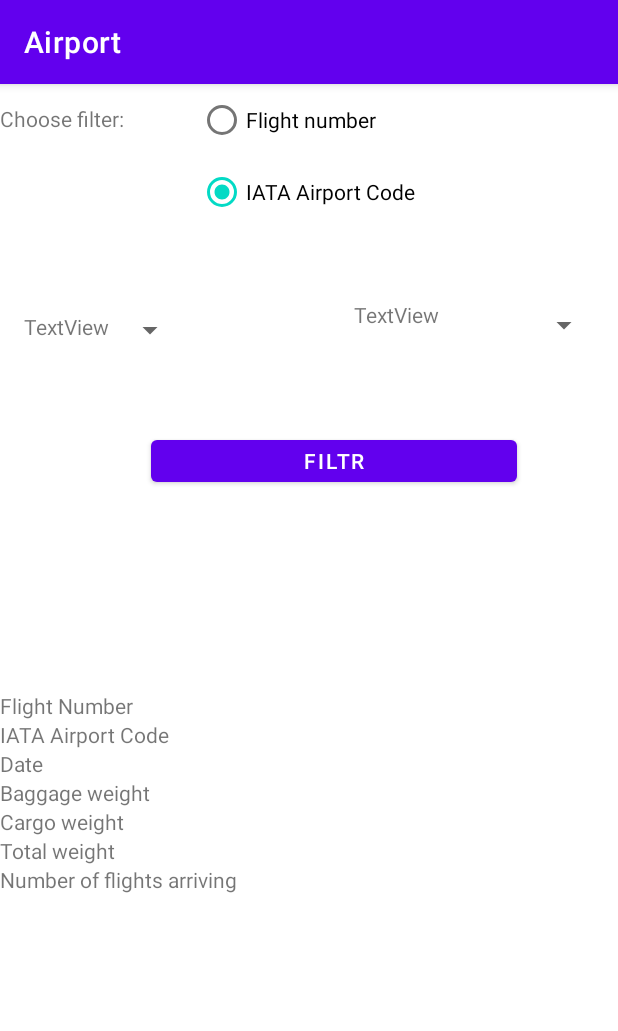
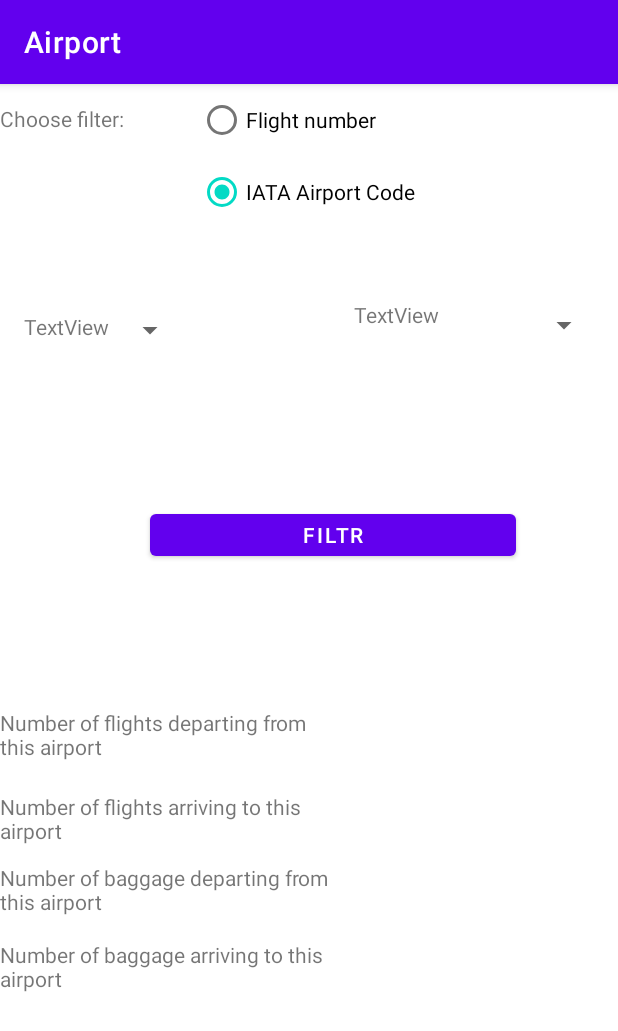
Before and after one commit to Gierlaszek/Airport-simulator, an Android app: the IATA screen opened directly, with no data from a screen before it, after a tap on "IATA Airport Code", on a phone screen of 412 x 824 dp. Shown: the top 1031 px of the screen. Run offline under Robolectric (Android 15) with nearby library versions, the phone set to English and light mode, and no system bars; network calls fail; 1 statement that could not run was skipped; 3 other taps on this screen came first.

```diff
--- a/app/src/main/java/com/Airport/IATA.java
+++ b/app/src/main/java/com/Airport/IATA.java
@@ -4,6 +4,7 @@ import androidx.appcompat.app.AppCompatActivity;
 
 import android.content.Intent;
 import android.os.Bundle;
+import android.view.MotionEvent;
 import android.view.View;
 import android.widget.AdapterView;
 import android.widget.ArrayAdapter;
@@ -11,19 +12,30 @@ import android.widget.RadioButton;
 import android.widget.Spinner;
 import android.widget.TextView;
 
+import java.lang.reflect.Type;
 import java.util.ArrayList;
 
+import Adapter.Weight;
 import Adapter.Flight;
 
 public class IATA extends AppCompatActivity implements AdapterView.OnItemSelectedListener {
 
     private Spinner DateSpinner;
-    private Spinner IATASpinner;
-    private Spinner FlightNumSpinner;
+    private Spinner RadioButtonChooseSpinner;
     private TextView text0;
     private TextView text1;
-    private TextView text2;
+    private boolean checkSpinner = true;
+    private int choosedRadioButton;
     private ArrayList<Flight> flightList = new ArrayList<>();
+
+    private TextView row0_numLayout;
+    private TextView row1_numLayout;
+    private TextView row2_numLayout;
+
+    private TextView row0_IATALayout;
+    private TextView row1_IATALayout;
+    private TextView row2_IATALayout;
+    private TextView row3_IATALayout;
 
 
     @Override
@@ -38,29 +50,70 @@ public class IATA extends AppCompatActivity implements AdapterView.OnItemSelecte
         text0 = findViewById(R.id.textView3);
         text1 = findViewById(R.id.textView2);
 
+        row0_numLayout = findViewById(R.id.Detail_Cargo_weig);
+        row1_numLayout = findViewById(R.id.Detail_Baggage_weig);
+        row2_numLayout = findViewById(R.id.Detail_Total);
+
+        row0_IATALayout = findViewById(R.id.Detail_num_dep);
+        row1_IATALayout = findViewById(R.id.Detail_num_arr);
+        row2_IATALayout = findViewById(R.id.Detail_bag_dep);
+        row3_IATALayout = findViewById(R.id.Detail_bag_arr);
+
+        //------------------------------------
+        //change flag to choose correct spinner
+        //------------------------------------
+        RadioButtonChooseSpinner = findViewById(R.id.RadioButtonSpinner);
+        RadioButtonChooseSpinner.setOnTouchListener(new View.OnTouchListener(){
+            @Override
+            public boolean onTouch(View v, MotionEvent event) {
+                if(event.getAction() == MotionEvent.ACTION_UP){
+                    checkSpinner = false;
+                    return false;
+                }
+                return false;
+            }
+        });
+
+        DateSpinner = findViewById(R.id.DateSpinner);
+        DateSpinner.setOnTouchListener(new View.OnTouchListener(){
+            @Override
+            public boolean onTouch(View v, MotionEvent event) {
+                if(event.getAction() == MotionEvent.ACTION_UP){
+                    checkSpinner = true;
+                    return false;
+                }
+                return false;
+            }
+        });
+
 
         //SPINNER with date
         ArrayList<String> DateFromJSON = new ArrayList<>();
-        DateSpinner = findViewById(R.id.DateSpinner);
         for(int i = 0; i < flightList.size(); i++){
             DateFromJSON.add(flightList.get(i).GetDepartureDate());
         }
         SetAdapter(DateSpinner, DateFromJSON);
-
     }
 
     //radio button operation
     public void onRadioButtonClicked(View view){
         boolean checked = ((RadioButton) view).isChecked();
+        checkSpinner = false;   //change flag to choose correct spinner
         switch (view.getId()){
             case R.id.RadioButtonFlightNumber:
                 if(checked){
                     SetFlightNumberSpinner();
+                    choosedRadioButton = 0;
+                    findViewById(R.id.tableLayoutNumber).setVisibility(view.VISIBLE);
+                    findViewById(R.id.tableLayoutIATA).setVisibility(view.INVISIBLE);
                 }
                 break;
             case R.id.RadioButtonIATACode:
                 if(checked){
                     SetIATACodeSpinner();
+                    choosedRadioButton = 1;
+                    findViewById(R.id.tableLayoutNumber).setVisibility(view.INVISIBLE);
+                    findViewById(R.id.tableLayoutIATA).setVisibility(view.VISIBLE);
                 }
                 break;
         }
@@ -72,8 +125,12 @@ public class IATA extends AppCompatActivity implements AdapterView.OnItemSelecte
         String item = parent.getItemAtPosition(position).toString();
 
         // Showing selected spinner item
-        text0.setText(item);
-//        Toast.makeText(parent.getContext(), item, Toast.LENGTH_LONG).show();
+        if(checkSpinner){
+            text0.setText(item);
+        }
+        else {
+            text1.setText(item);
+        }
     }
     public void onNothingSelected(AdapterView<?> arg0) {
         // TODO Auto-generated method stub
@@ -90,17 +147,17 @@ public class IATA extends AppCompatActivity implements AdapterView.OnItemSelecte
     //SPINNER with flight number
     public void SetFlightNumberSpinner(){
         ArrayList<String> FlightNumberFromJSON = new ArrayList<>();
-        FlightNumSpinner = findViewById(R.id.RadioButtonSpinner);
+//        FlightNumSpinner = findViewById(R.id.RadioButtonSpinner);
         for(int i = 0; i < flightList.size(); i++){
             FlightNumberFromJSON.add(String.valueOf(flightList.get(i).GetFlightNumber()));
         }
-        SetAdapter(FlightNumSpinner, FlightNumberFromJSON);
+        SetAdapter(RadioButtonChooseSpinner, FlightNumberFromJSON);
     }
 
     //SPINNER with IATA code
     public void SetIATACodeSpinner(){
         ArrayList<String> IATACodeFromJSON = new ArrayList<>();
-        IATASpinner = findViewById(R.id.RadioButtonSpinner);
+//        IATASpinner = findViewById(R.id.RadioButtonSpinner);
         for(int i = 0; i < flightList.size(); i++){
             IATACodeFromJSON.add(flightList.get(i).GetDepartureAirportIATACode());
         }
@@ -109,6 +166,67 @@ public class IATA extends AppCompatActivity implements AdapterView.OnItemSelecte
                 IATACodeFromJSON.add(flightList.get(i).GetArrivalAirportIATACode());
             }
         }
-        SetAdapter(IATASpinner, IATACodeFromJSON);
+        SetAdapter(RadioButtonChooseSpinner, IATACodeFromJSON);
+    }
+
+
+    //TODO zrobić zeby po kliknieciu pojawila sie tabela dopiero
+    public void onClickButton(View view){
+        String textFromSpinner = text1.getText().toString();
+        if(choosedRadioButton == 0){ //flight number is choosed
+            for(int i = 0; i < flightList.size(); i++){
+                if(String.valueOf(flightList.get(i).GetFlightNumber()).equals(textFromSpinner)){
+                    int CargoWeight = calculateWeight(flightList.get(i).GetCargoList());
+                    int BaggageWeight = calculateWeight(flightList.get(i).GetBaggageList());
+                    int TotalWeight = BaggageWeight + CargoWeight;
+                    row0_numLayout.setText(String.valueOf(CargoWeight));
+                    row1_numLayout.setText(String.valueOf(BaggageWeight));
+                    row2_numLayout.setText(String.valueOf(TotalWeight));
+                }
+            }
+        }
+        else{ //IATA code is choosed
+            int numOfDepartureFlight = 0;
+            int numOfArrivalFlight = 0;
+            int numOfArrivalPieces = 0;
+            int numOfDeparturePieces = 0;
+
+            for(int i = 0; i < flightList.size(); i++){
+                if(flightList.get(i).GetDepartureAirportIATACode().equals(textFromSpinner)){
+                    numOfDepartureFlight += 1;
+                    numOfDeparturePieces += calculatePieces(flightList.get(i).GetBaggageList());
+                }
+
+                if(flightList.get(i).GetArrivalAirportIATACode().equals(textFromSpinner)){
+                    numOfArrivalFlight += 1;
+                    numOfArrivalPieces += calculatePieces(flightList.get(i).GetBaggageList());
+                }
+            }
+            row0_IATALayout.setText(String.valueOf(numOfDepartureFlight));
+            row1_IATALayout.setText(String.valueOf(numOfArrivalFlight));
+            row2_IATALayout.setText(String.valueOf(numOfDeparturePieces));
+            row3_IATALayout.setText(String.valueOf(numOfArrivalPieces));
+        }
+    }
+
+    private int calculatePieces(ArrayList<Weight> arrayList){
+        int totalePieces = 0;
+        for(int i = 0; i < arrayList.size(); i++){
+            totalePieces += arrayList.get(i).GetPieces();
+        }
+        return totalePieces;
+    }
+
+    private int calculateWeight(ArrayList<Weight>  arrayList  ){  //type weight -> cargo or baggage
+        int totalWeight = 0;
+        for(int i = 0; i < arrayList.size(); i++){
+            if(arrayList.get(i).GetWeightUnit().equals("kg")){
+                totalWeight += arrayList.get(i).GetWeight();
+            }
+            else{
+                totalWeight += arrayList.get(i).GetWeight() * 0.453;  //convert lb -> kg
+            }
+        }
+        return totalWeight;
     }
 }
--- a/app/src/main/res/layout/activity_i_a_t.xml
+++ b/app/src/main/res/layout/activity_i_a_t.xml
@@ -51,10 +51,11 @@
         app:layout_constraintTop_toTopOf="parent" />
 
     <TableLayout
-        android:id="@+id/tableLayout"
+        android:id="@+id/tableLayoutNumber"
         android:layout_width="411dp"
         android:layout_height="304dp"
         android:layout_marginTop="170dp"
+        android:visibility="invisible"
         app:layout_constraintBottom_toBottomOf="parent"
         app:layout_constraintEnd_toEndOf="parent"
         app:layout_constraintHorizontal_bias="0.0"
@@ -66,15 +67,16 @@
             android:layout_height="match_parent">
 
             <TextView
-                android:id="@+id/Desc_FlightNum"
-                android:layout_width="wrap_content"
-                android:layout_height="wrap_content"
-                android:text="Flight Number" />
+                android:id="@+id/Desc_Cargo_Weig"
+                android:layout_width="191dp"
+                android:layout_height="40dp"
+                android:text="Cargo Weight" />
 
             <TextView
-                android:id="@+id/Detail_flight_num"
+                android:id="@+id/Detail_Cargo_weig"
                 android:layout_width="206dp"
-                android:layout_height="wrap_content" />
+                android:layout_height="38dp"
+                android:text="Detail" />
         </TableRow>
 
         <TableRow
@@ -82,15 +84,16 @@
             android:layout_height="match_parent">
 
             <TextView
-                android:id="@+id/Desc_IATACode"
-                android:layout_width="wrap_content"
-                android:layout_height="wrap_content"
-                android:text="IATA Airport Code" />
+                android:id="@+id/Desc_Baggage_weig"
+                android:layout_width="189dp"
+                android:layout_height="38dp"
+                android:text="Baggage Weight" />
 
             <TextView
-                android:id="@+id/Detail_IATA"
-                android:layout_width="wrap_content"
-                android:layout_height="wrap_content" />
+                android:id="@+id/Detail_Baggage_weig"
+                android:layout_width="match_parent"
+                android:layout_height="38dp"
+                android:text="Detail" />
         </TableRow>
 
         <TableRow
@@ -98,80 +101,18 @@
             android:layout_height="match_parent">
 
             <TextView
-                android:id="@+id/Desc_data"
-                android:layout_width="206dp"
-                android:layout_height="wrap_content"
-                android:text="Date" />
+                android:id="@+id/Desc_Total"
+                android:layout_width="188dp"
+                android:layout_height="37dp"
+                android:text="Total Weight" />
 
             <TextView
-                android:id="@+id/Detail_Date"
-                android:layout_width="wrap_content"
-                android:layout_height="wrap_content" />
+                android:id="@+id/Detail_Total"
+                android:layout_width="match_parent"
+                android:layout_height="38dp"
+                android:text="Detail" />
         </TableRow>
 
-        <TableRow
-            android:layout_width="match_parent"
-            android:layout_height="match_parent">
-
-            <TextView
-                android:id="@+id/Desc_bag_weig"
-                android:layout_width="wrap_content"
-                android:layout_height="wrap_content"
-                android:text="Baggage weight" />
-
-            <TextView
-                android:id="@+id/Detail_bag_weig"
-                android:layout_width="wrap_content"
-                android:layout_height="wrap_content" />
-        </TableRow>
-
-        <TableRow
-            android:layout_width="match_parent"
-            android:layout_height="match_parent">
-
-            <TextView
-                android:id="@+id/Desc_cargo_weig"
-                android:layout_width="wrap_content"
-                android:layout_height="wrap_content"
-                android:text="Cargo weight" />
-
-            <TextView
-                android:id="@+id/Detail_cargo_weig"
-                android:layout_width="wrap_content"
-                android:layout_height="wrap_content" />
-        </TableRow>
-
-        <TableRow
-            android:layout_width="match_parent"
-            android:layout_height="match_parent">
-
-            <TextView
-                android:id="@+id/Desc_total"
-                android:layout_width="wrap_content"
-                android:layout_height="match_parent"
-                android:text="Total weight" />
-
-            <TextView
-                android:id="@+id/Detail_total"
-                android:layout_width="wrap_content"
-                android:layout_height="wrap_content" />
-        </TableRow>
-
-        <TableRow
-            android:layout_width="match_parent"
-            android:layout_height="match_parent">
-
-            <TextView
-                android:id="@+id/Desc_Number_arr"
-                android:layout_width="wrap_content"
-                android:layout_height="match_parent"
-                android:text="Number of flights arriving" />
-
-            <TextView
-                android:id="@+id/Detail_num_arr"
-                android:layout_width="wrap_content"
-                android:layout_height="wrap_content" />
-        </TableRow>
     </TableLayout>
 
     <TextView
@@ -214,10 +155,92 @@
         android:layout_height="40dp"
         android:layout_marginStart="100dp"
         android:layout_marginEnd="67dp"
-        android:layout_marginBottom="133dp"
+        android:layout_marginBottom="84dp"
+        android:onClick="onClickButton"
         android:text="Filtr"
-        app:layout_constraintBottom_toTopOf="@+id/tableLayout"
+        app:layout_constraintBottom_toTopOf="@+id/tableLayoutNumber"
         app:layout_constraintEnd_toEndOf="parent"
+        app:layout_constraintHorizontal_bias="0.0"
         app:layout_constraintStart_toStartOf="parent" />
 
+    <TableLayout
+        android:id="@+id/tableLayoutIATA"
+        android:layout_width="408dp"
+        android:layout_height="305dp"
+        android:layout_marginTop="86dp"
+        android:layout_marginBottom="41dp"
+        android:visibility="invisible"
+        app:layout_constraintBottom_toBottomOf="parent"
+        app:layout_constraintEnd_toEndOf="parent"
+        app:layout_constraintHorizontal_bias="0.0"
+        app:layout_constraintStart_toStartOf="parent"
+        app:layout_constraintTop_toBottomOf="@+id/Filtr"
+        app:layout_constraintVertical_bias="0.621">
+
+        <TableRow
+            android:id="@+id/TableRow"
+            android:layout_width="match_parent"
+            android:layout_height="match_parent">
+
+            <TextView
+                android:id="@+id/Desc_num_dep"
+                android:layout_width="192dp"
+                android:layout_height="56dp"
+                android:text="Number of flights departing from this airport" />
+
+            <TextView
+                android:id="@+id/Detail_num_dep"
+                android:layout_width="216dp"
+                android:layout_height="match_parent" />
+        </TableRow>
+
+        <TableRow
+            android:layout_width="match_parent"
+            android:layout_height="match_parent">
+
+            <TextView
+                android:id="@+id/Desc_num_arr"
+                android:layout_width="214dp"
+                android:layout_height="47dp"
+                android:text="Number of flights arriving to this airport " />
+
+            <TextView
+                android:id="@+id/Detail_num_arr"
+                android:layout_width="174dp"
+                android:layout_height="match_parent" />
+        </TableRow>
+
+        <TableRow
+            android:layout_width="match_parent"
+            android:layout_height="match_parent">
+
+            <TextView
+                android:id="@+id/Desc_bag_dep"
+                android:layout_width="226dp"
+                android:layout_height="51dp"
+                android:text="Number of baggage departing from this airport" />
+
+            <TextView
+                android:id="@+id/Detail_bag_dep"
+                android:layout_width="wrap_content"
+                android:layout_height="match_parent" />
+        </TableRow>
+
+        <TableRow
+            android:layout_width="match_parent"
+            android:layout_height="match_parent">
+
+            <TextView
+                android:id="@+id/textView12"
+                android:layout_width="209dp"
+                android:layout_height="48dp"
+                android:text="Number of baggage arriving to this airport" />
+
+            <TextView
+                android:id="@+id/Detail_bag_arr"
+                android:layout_width="wrap_content"
+                android:layout_height="match_parent" />
+        </TableRow>
+    </TableLayout>
+
 </androidx.constraintlayout.widget.ConstraintLayout>
```
Also changed, not shown: app/src/main/java/Adapter/Flight.java (+8 -8 lines), app/src/main/java/Adapter/Weight.java (+8 -8 lines), app/src/main/java/com/Airport/MainActivity.java (+5 -6 lines).
